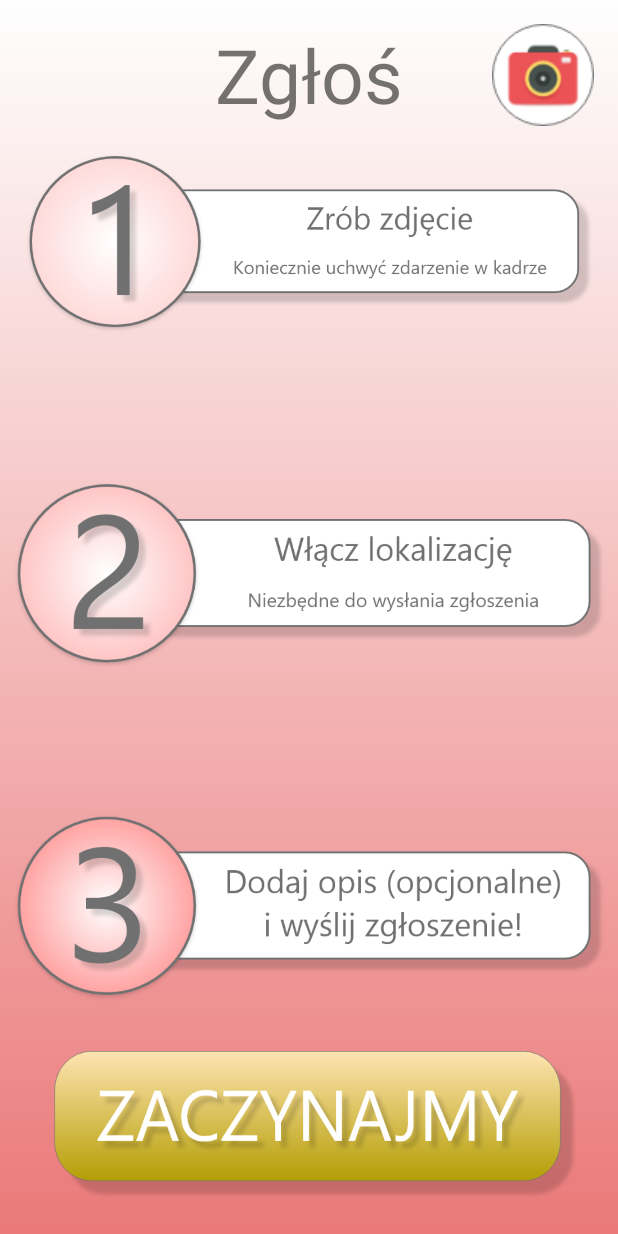
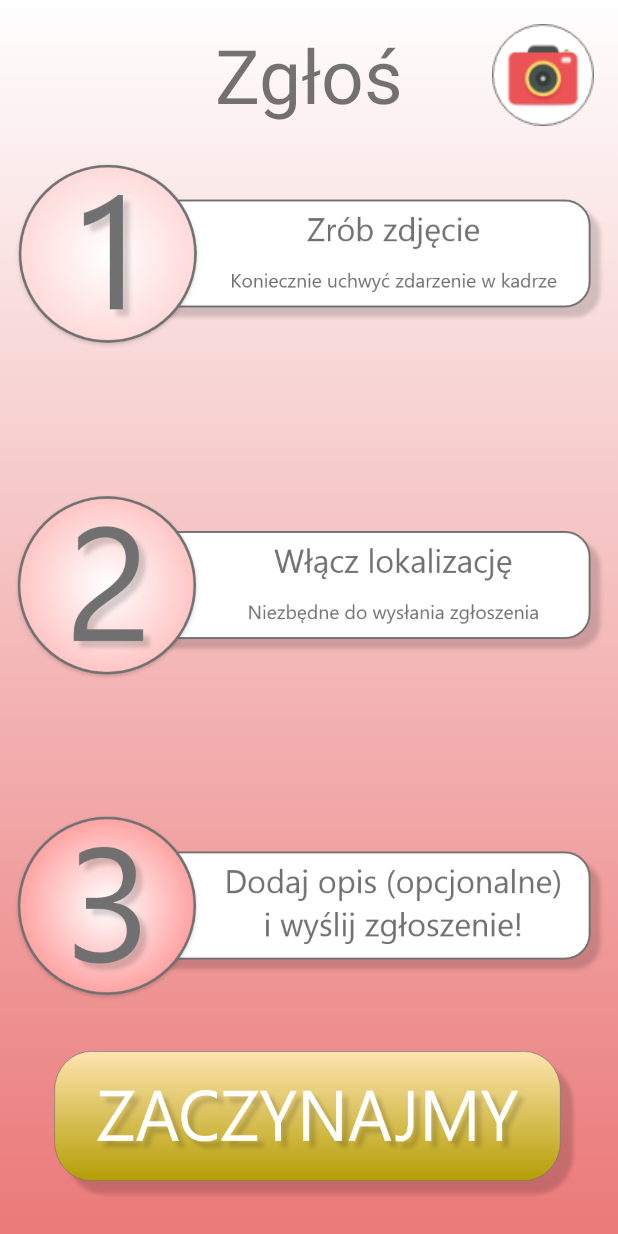
Before and after one commit to Niewiaro/Drzewol, an Android app: the Zglos screen opened directly, with no data from a screen before it, on a phone screen of 412 x 824 dp. Run offline under Robolectric (Android 15) with nearby library versions, the phone set to English and light mode, and no system bars.

Commit message:
Poprawki graficzne Lokalizacja do zmiennych globalnych

```diff
--- a/app/src/main/java/com/example/drzewol/Zglos.java
+++ b/app/src/main/java/com/example/drzewol/Zglos.java
@@ -38,8 +38,8 @@ public class Zglos extends AppCompatActivity {
         locationListener = new LocationListener() {
             @Override
             public void onLocationChanged(Location location) {
-//                textView.append("\n" + location.getLatitude() + " " + location.getLongitude());
-                  textView.setText ("x: " + location.getLatitude() + "\ny: " + location.getLongitude());
+                MainActivity.Lat = location.getLatitude();
+                MainActivity.Long = location.getLongitude();
 
 
             }
--- a/app/src/main/res/layout/activity_zglos.xml
+++ b/app/src/main/res/layout/activity_zglos.xml
@@ -47,8 +47,8 @@
 
         <ImageView
             android:id="@+id/zglos1"
-            android:layout_width="0dp"
-            android:layout_height="149dp"
+            android:layout_width="395dp"
+            android:layout_height="165dp"
             android:layout_marginStart="16dp"
             android:layout_marginEnd="16dp"
             app:layout_constraintEnd_toEndOf="parent"
@@ -81,17 +81,4 @@
             app:srcCompat="@drawable/zglos3" />
     </androidx.constraintlayout.widget.ConstraintLayout>
 
-    <TextView
-        android:id="@+id/textView"
-        android:layout_width="wrap_content"
-        android:layout_height="wrap_content"
-        android:layout_alignParentBottom="true"
-        android:layout_gravity="center"
-        android:layout_marginBottom="13dp"
-        android:gravity="center_horizontal|center_vertical"
-        android:layout_centerInParent="true"
-        android:textColor="#ffffff"
-        android:textSize="30dp" />
-
-
 </RelativeLayout>
```
Also changed, not shown: app/src/main/java/com/example/drzewol/Opis.java (+68 -0 lines), app/src/main/res/layout/activity_opis.xml (+26 -0 lines).
